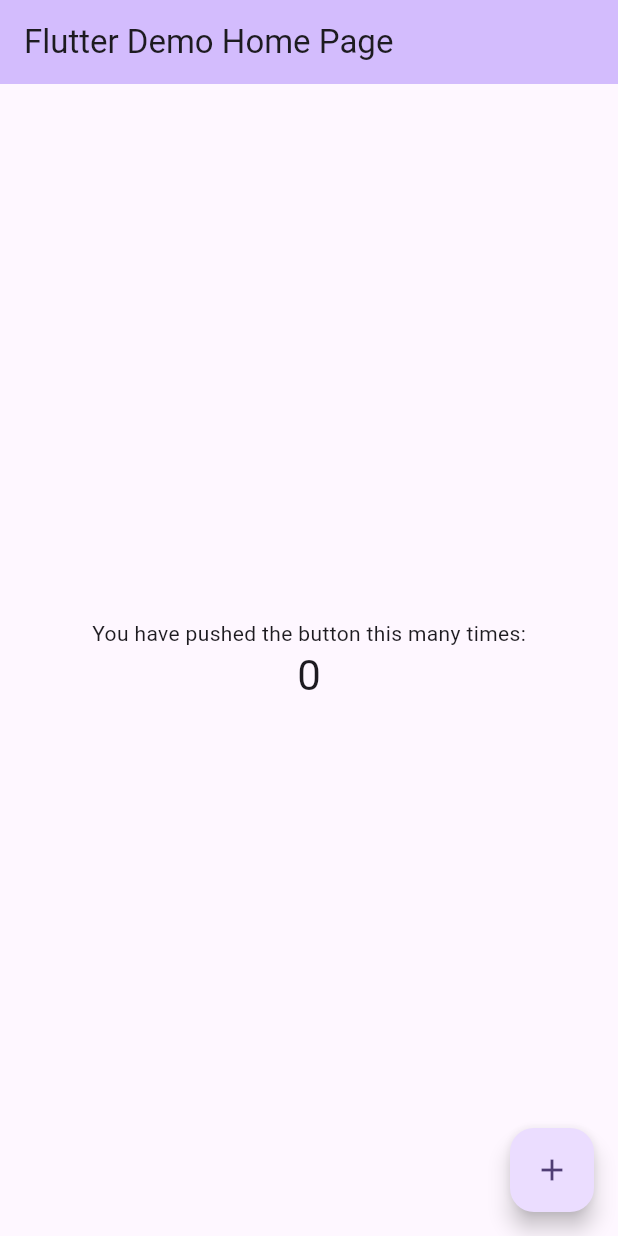
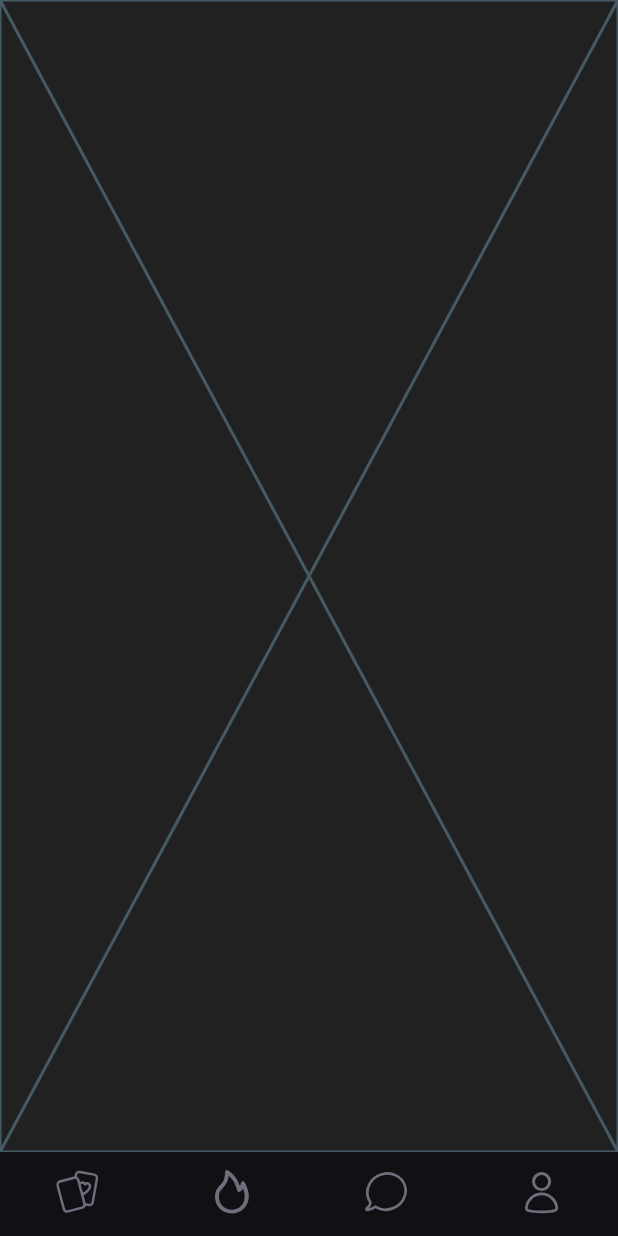
Before and after one commit to hermes13002/Stroll-App, a Flutter app: the screen it shows after launch, on a phone screen of 412 x 824 dp. Run offline on Flutter 3.47's test engine with Material 3 defaults, Android fonts, the phone set to English and light mode, and no system bars; drawn by our look-alikes of persistent_bottom_nav_bar; our stand-ins replace flutter_screenutil, flutter_svg.

Commit message:
built the bottom navigation bar

```diff
--- /dev/null
+++ b/lib/app/imports.dart
@@ -0,0 +1,7 @@
+export 'package:flutter/material.dart';
+export 'package:flutter_screenutil/flutter_screenutil.dart';
+export 'package:persistent_bottom_nav_bar/persistent_bottom_nav_bar.dart';
+export 'package:stroll_app/views/home/screens/home_screen.dart';
+export 'package:stroll_app/constant/colors.dart';
+export 'package:stroll_app/utils/widgets/bottom_nav/bottom_nav_bar.dart';
+export 'package:stroll_app/utils/widgets/bottom_nav/nav.dart';
--- /dev/null
+++ b/lib/constant/colors.dart
@@ -0,0 +1,10 @@
+import 'package:stroll_app/app/imports.dart';
+
+class AppColors {
+  static const Color primaryColor = Color.fromRGBO(139, 136, 239, 1);
+  static Color secondaryColor = Colors.grey.shade900;
+  static const Color bottomNavColor = Color.fromRGBO(15, 17, 21, 1);
+  static const Color white = Color.fromRGBO(255, 255, 255, 1);
+  static Color black = Colors.black;
+  static const Color backgroundColor = Color.fromRGBO(255, 246, 229, 1);
+}
--- a/lib/main.dart
+++ b/lib/main.dart
@@ -1,4 +1,4 @@
-import 'package:flutter/material.dart';
+import 'package:stroll_app/app/imports.dart';
 
 void main() {
   runApp(const MyApp());
@@ -7,119 +7,17 @@ void main() {
 class MyApp extends StatelessWidget {
   const MyApp({super.key});
 
-  // This widget is the root of your application.
   @override
   Widget build(BuildContext context) {
-    return MaterialApp(
-      title: 'Flutter Demo',
-      theme: ThemeData(
-        // This is the theme of your application.
-        //
-        // TRY THIS: Try running your application with "flutter run". You'll see
-        // the application has a purple toolbar. Then, without quitting the app,
-        // try changing the seedColor in the colorScheme below to Colors.green
-        // and then invoke "hot reload" (save your changes or press the "hot
-        // reload" button in a Flutter-supported IDE, or press "r" if you used
-        // the command line to start the app).
-        //
-        // Notice that the counter didn't reset back to zero; the application
-        // state is not lost during the reload. To reset the state, use hot
-        // restart instead.
-        //
-        // This works for code too, not just values: Most code changes can be
-        // tested with just a hot reload.
-        colorScheme: ColorScheme.fromSeed(seedColor: Colors.deepPurple),
-        useMaterial3: true,
+    return ScreenUtilInit(
+      designSize: const Size(360, 690),
+      minTextAdapt: true,
+      splitScreenMode: true,
+      child: MaterialApp(
+        title: 'Stroll',
+        debugShowCheckedModeBanner: false,
+        home: BottomNav(),
       ),
-      home: const MyHomePage(title: 'Flutter Demo Home Page'),
     );
   }
 }
-
-class MyHomePage extends StatefulWidget {
-  const MyHomePage({super.key, required this.title});
-
-  // This widget is the home page of your application. It is stateful, meaning
-  // that it has a State object (defined below) that contains fields that affect
-  // how it looks.
-
-  // This class is the configuration for the state. It holds the values (in this
-  // case the title) provided by the parent (in this case the App widget) and
-  // used by the build method of the State. Fields in a Widget subclass are
-  // always marked "final".
-
-  final String title;
-
-  @override
-  State<MyHomePage> createState() => _MyHomePageState();
-}
-
-class _MyHomePageState extends State<MyHomePage> {
-  int _counter = 0;
-
-  void _incrementCounter() {
-    setState(() {
-      // This call to setState tells the Flutter framework that something has
-      // changed in this State, which causes it to rerun the build method below
-      // so that the display can reflect the updated values. If we changed
-      // _counter without calling setState(), then the build method would not be
-      // called again, and so nothing would appear to happen.
-      _counter++;
-    });
-  }
-
-  @override
-  Widget build(BuildContext context) {
-    // This method is rerun every time setState is called, for instance as done
-    // by the _incrementCounter method above.
-    //
-    // The Flutter framework has been optimized to make rerunning build methods
-    // fast, so that you can just rebuild anything that needs updating rather
-    // than having to individually change instances of widgets.
-    return Scaffold(
-      appBar: AppBar(
-        // TRY THIS: Try changing the color here to a specific color (to
-        // Colors.amber, perhaps?) and trigger a hot reload to see the AppBar
-        // change color while the other colors stay the same.
-        backgroundColor: Theme.of(context).colorScheme.inversePrimary,
-        // Here we take the value from the MyHomePage object that was created by
-        // the App.build method, and use it to set our appbar title.
-        title: Text(widget.title),
-      ),
-      body: Center(
-        // Center is a layout widget. It takes a single child and positions it
-        // in the middle of the parent.
-        child: Column(
-          // Column is also a layout widget. It takes a list of children and
-          // arranges them vertically. By default, it sizes itself to fit its
-          // children horizontally, and tries to be as tall as its parent.
-          //
-          // Column has various properties to control how it sizes itself and
-          // how it positions its children. Here we use mainAxisAlignment to
-          // center the children vertically; the main axis here is the vertical
-          // axis because Columns are vertical (the cross axis would be
-          // horizontal).
-          //
-          // TRY THIS: Invoke "debug painting" (choose the "Toggle Debug Paint"
-          // action in the IDE, or press "p" in the console), to see the
-          // wireframe for each widget.
-          mainAxisAlignment: MainAxisAlignment.center,
-          children: <Widget>[
-            const Text(
-              'You have pushed the button this many times:',
-            ),
-            Text(
-              '$_counter',
-              style: Theme.of(context).textTheme.headlineMedium,
-            ),
-          ],
-        ),
-      ),
-      floatingActionButton: FloatingActionButton(
-        onPressed: _incrementCounter,
-        tooltip: 'Increment',
-        child: const Icon(Icons.add),
-      ), // This trailing comma makes auto-formatting nicer for build methods.
-    );
-  }
-}
--- /dev/null
+++ b/lib/utils/widgets/bottom_nav/bottom_nav_bar.dart
@@ -0,0 +1,121 @@
+import 'package:stroll_app/app/imports.dart';
+import 'package:flutter_svg/flutter_svg.dart';
+
+class BottomNavBar extends StatefulWidget {
+  const BottomNavBar({super.key});
+
+  @override
+  State<BottomNavBar> createState() => _BottomNavBarState();
+}
+
+class _BottomNavBarState extends State<BottomNavBar> {
+  final PersistentTabController _controller = PersistentTabController(initialIndex: 0);
+
+  List<Widget> _buildScreens() {
+    return [
+      HomeScreen(),
+      HomeScreen(),
+      HomeScreen(),
+      HomeScreen(),
+    ];
+  }
+
+  List<PersistentBottomNavBarItem> _navBarsItems() {
+    return [
+      PersistentBottomNavBarItem(
+        icon: SvgPicture.asset("assets/icons/poker_cards.svg"),
+        activeColorPrimary: AppColors.primaryColor,
+        inactiveColorPrimary: Colors.grey[300],
+        routeAndNavigatorSettings: RouteAndNavigatorSettings(
+          initialRoute: "/",
+          routes: {
+            "/home": (final context) => HomeScreen(),
+            // "/favourite": (final context) => const FavouriteScreen(),
+            // "/cart": (final context) => const CartScreen(),
+            // "/settings": (final context) => const SettingsScreen(),
+          },
+        ),
+      ),
+      PersistentBottomNavBarItem(
+        icon: SvgPicture.asset("assets/icons/bonfire.svg"),
+        // title: ("Favourite"),
+        activeColorPrimary: AppColors.primaryColor,
+        inactiveColorPrimary: Colors.grey[300],
+        routeAndNavigatorSettings: RouteAndNavigatorSettings(
+          initialRoute: "/",
+          routes: {
+            "/home": (final context) => HomeScreen(),
+            // "/favourite": (final context) => const FavouriteScreen(),
+            // "/cart": (final context) => const CartScreen(),
+            // "/settings": (final context) => const SettingsScreen(),
+          },
+        ),
+      ),
+      PersistentBottomNavBarItem(
+        icon: SvgPicture.asset("assets/icons/chat.svg"),
+        // title: ("Cart"),
+        activeColorPrimary: AppColors.primaryColor,
+        inactiveColorPrimary: Colors.grey[300],
+        routeAndNavigatorSettings: RouteAndNavigatorSettings(
+          initialRoute: "/",
+          routes: {
+            "/home": (final context) => HomeScreen(),
+            // "/favourite": (final context) => const FavouriteScreen(),
+            // "/cart": (final context) => const CartScreen(),
+            // "/settings": (final context) => const SettingsScreen(),
+          },
+        ),
+      ),
+      PersistentBottomNavBarItem(
+        icon: SvgPicture.asset("assets/icons/user.svg"),
+        // title: ("Settings"),
+        activeColorPrimary: AppColors.primaryColor,
+        inactiveColorPrimary: Colors.grey[300],
+        routeAndNavigatorSettings: RouteAndNavigatorSettings(
+          initialRoute: "/",
+          routes: {
+            "/home": (final context) => HomeScreen(),
+            // "/favourite": (final context) => const FavouriteScreen(),
+            // "/cart": (final context) => const CartScreen(),
+            // "/settings": (final context) => const SettingsScreen(),
+          },
+        ),
+      ),
+    ];
+  }
+
+  @override
+  Widget build(BuildContext context) {
+    return PersistentTabView(
+      context,
+      controller: _controller,
+      screens: _buildScreens(),
+      items: _navBarsItems(),
+      handleAndroidBackButtonPress: true, // Default is true.
+      resizeToAvoidBottomInset: true, // This needs to be true if you want to move up the screen on a non-scrollable screen when keyboard appears. Default is true.
+      stateManagement: true, // Default is true.
+      hideNavigationBarWhenKeyboardAppears: true,
+      popBehaviorOnSelectedNavBarItemPress: PopBehavior.all,
+      padding: const EdgeInsets.all(8),
+      backgroundColor: AppColors.bottomNavColor,
+      isVisible: true,
+      decoration: NavBarDecoration(
+        colorBehindNavBar: AppColors.secondaryColor,
+      ),
+      animationSettings: const NavBarAnimationSettings(
+          navBarItemAnimation: ItemAnimationSettings( // Navigation Bar's items animation properties.
+              duration: Duration(milliseconds: 400),
+              curve: Curves.ease,
+          ),
+          screenTransitionAnimation: ScreenTransitionAnimationSettings( // Screen transition animation on change of selected tab.
+              animateTabTransition: true,
+              duration: Duration(milliseconds: 200),
+              screenTransitionAnimationType: ScreenTransitionAnimationType.fadeIn,
+          ),
+      ),
+      confineToSafeArea: true,
+      navBarHeight: kBottomNavigationBarHeight,
+      navBarStyle: NavBarStyle.style6, // Choose the nav bar style with this property
+    );
+  }
+}
--- /dev/null
+++ b/lib/utils/widgets/bottom_nav/nav.dart
@@ -0,0 +1,18 @@
+
+import 'package:stroll_app/app/imports.dart';
+
+class BottomNav extends StatefulWidget {
+  const BottomNav({super.key});
+
+  @override
+  State<BottomNav> createState() => _BottomNavState();
+}
+
+class _BottomNavState extends State<BottomNav> {
+  @override
+  Widget build(BuildContext context) {
+    return Scaffold(
+      body: BottomNavBar()
+    );
+  }
+}
--- /dev/null
+++ b/lib/views/home/screens/home_screen.dart
@@ -0,0 +1,15 @@
+import 'package:flutter/material.dart';
+
+class HomeScreen extends StatefulWidget {
+  const HomeScreen({super.key});
+
+  @override
+  State<HomeScreen> createState() => _HomeScreenState();
+}
+
+class _HomeScreenState extends State<HomeScreen> {
+  @override
+  Widget build(BuildContext context) {
+    return const Placeholder();
+  }
+}
```
Also changed, not shown: pubspec.yaml (+8 -1 lines), assets/icons/bonfire.svg (added), assets/icons/chat.svg (added), assets/icons/poker_cards.svg (added), assets/icons/user.svg (added), pubspec.lock.
